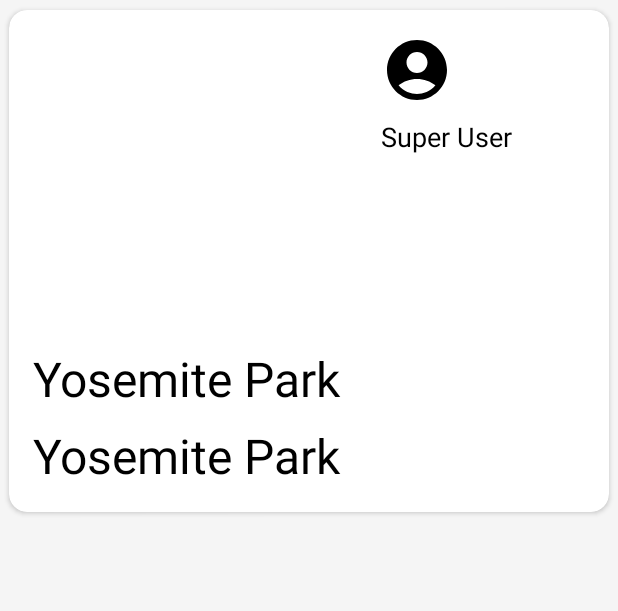
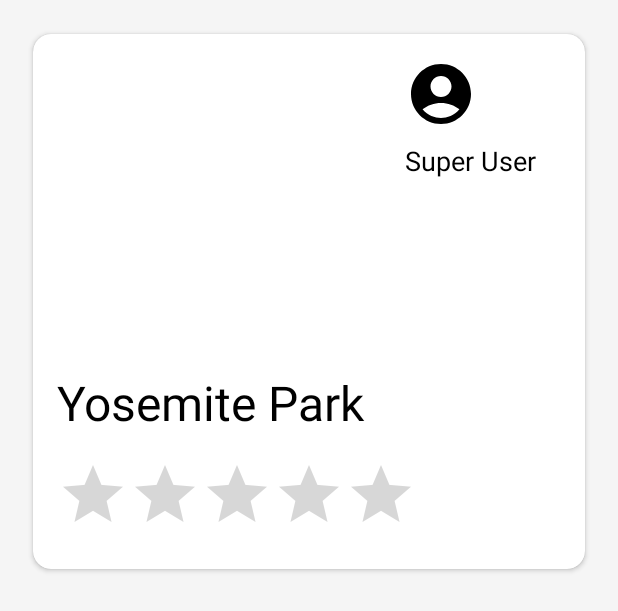
Before and after one commit to sujeet-gandhi/NUMAD23Sp_Team34, an Android app: the layout item_story.xml on its own in the app's theme, with its tools: preview values and no code run, on a phone screen of 412 x 824 dp. Shown: the top 611 px of the screen. Run offline under Robolectric (Android 15) with nearby library versions, the phone set to English and light mode, and no system bars.

Commit message:
Create story modification

```diff
--- a/app/src/main/java/com/neu/numad23sp_team_34/project/CreateStory.java
+++ b/app/src/main/java/com/neu/numad23sp_team_34/project/CreateStory.java
@@ -220,7 +220,7 @@ public class CreateStory extends AppCompatActivity {
             editTextStoryDescription.setError("Description cannot be empty");
             editTextStoryDescription.requestFocus();
             Toast.makeText(getApplicationContext(),"Please add a description",Toast.LENGTH_SHORT);
-        }if(storyDescription.length()<1000){
+        }if(storyDescription.length()>1000){
             editTextStoryDescription.setError("Only 1000 characters");
             editTextStoryDescription.requestFocus();
             Toast.makeText(getApplicationContext(),"Description cannot be more than 1000 characters",Toast.LENGTH_SHORT);
--- a/app/src/main/res/layout/item_story.xml
+++ b/app/src/main/res/layout/item_story.xml
@@ -10,6 +10,7 @@
         android:layout_width="match_parent"
         android:layout_height="wrap_content"
         app:cardUseCompatPadding="true"
+        android:layout_margin="16dp"
         app:cardCornerRadius="12dp">
 
         <RelativeLayout
@@ -21,6 +22,7 @@
                 android:id="@+id/storyImage"
                 android:layout_width="200dp"
                 android:layout_height="200dp"
+                android:scaleType="centerCrop"
                 android:layout_alignParentStart="true"
                 android:layout_alignParentTop="true"/>
 
@@ -46,15 +48,17 @@
                 android:textColor="@color/black"
                 tools:text="Super User"/>
 
-            <TextView
-                android:id="@+id/rating"
-                android:layout_width="match_parent"
+            <RatingBar
+                android:id="@+id/ratingBar"
+                android:layout_width="wrap_content"
                 android:layout_height="wrap_content"
+                android:layout_gravity="center_horizontal"
                 android:layout_below="@id/storyTitle"
-                android:textSize="32sp"
-                android:layout_marginTop="8dp"
-                android:textColor="@color/black"
-                tools:text="Yosemite Park"/>
+                android:numStars="5"
+                android:stepSize="1"
+                android:layout_marginTop="16dp"/>
+
+
 
             <ImageView
                 android:id="@+id/userLogo"
```
Also changed, not shown: app/src/main/java/com/neu/numad23sp_team_34/project/Story.java (+14 -0 lines), app/src/main/java/com/neu/numad23sp_team_34/wanderlust/home/adapter/StoryAdapter.java (+31 -1 lines).
